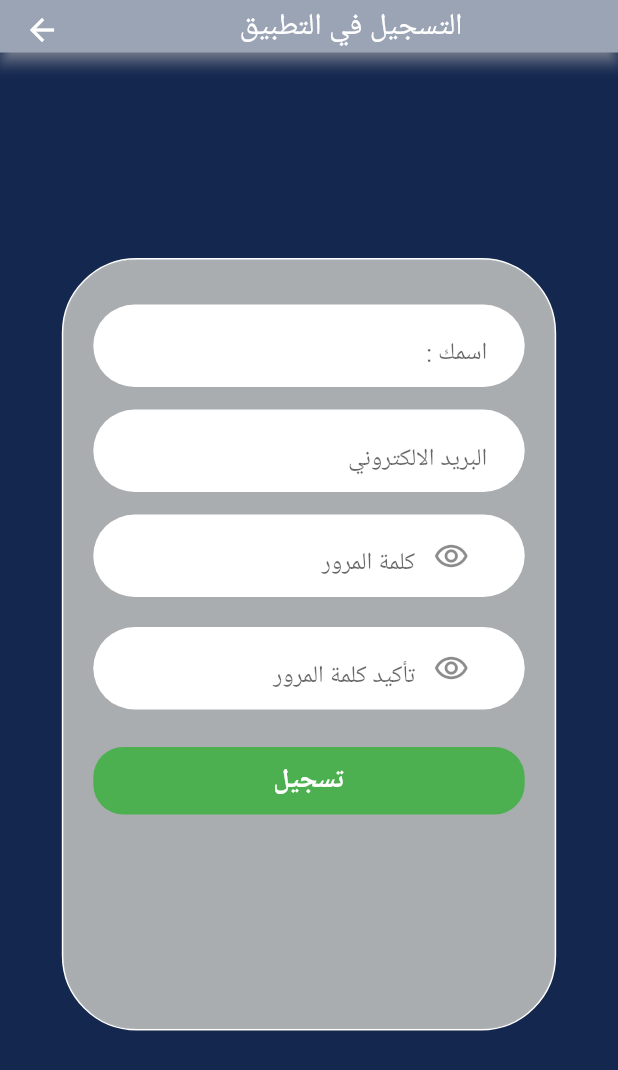
After one commit to ChessXFM/baka, a Flutter app: the SignUpScreen screen opened directly, on a phone screen of 412 x 824 dp. The commit adds this screen. Shown: the top 1070 px of the screen. Run offline on Flutter 3.47's test engine with Material 2 defaults, Android fonts, the phone set to English and light mode, and no system bars; our stand-ins replace firebase_auth, firebase_core; accounts and stored records are empty; network calls fail.

Commit message:
all of all

```diff
--- a/lib/Screens/Signin/widgets/mytextformfield.dart
+++ b/lib/Screens/Signin/widgets/mytextformfield.dart
@@ -4,10 +4,11 @@ Widget myTextFormField(
     {required String hintText,
     String? lable,
     bool? obscureText,
-    Widget? icon}) {
+    Widget? icon,TextEditingController? textEditingController}) {
   return Directionality(
     textDirection: TextDirection.rtl,
     child: TextFormField(
+      controller: textEditingController,
       obscureText: obscureText ?? false,
       decoration: InputDecoration(
           prefixIcon: icon,
--- /dev/null
+++ b/lib/Screens/Signup/signup.dart
@@ -0,0 +1,160 @@
+import 'package:flutter/material.dart';
+import 'package:game/Core/theme_helper.dart';
+
+import '../../Core/constant.dart';
+import '../Signin/widgets/mytextformfield.dart';
+
+class SignUpScreen extends StatelessWidget {
+  static const String routeName = "/Sign up";
+  SignUpScreen({super.key});
+  final TextEditingController usernameController = TextEditingController();
+  final TextEditingController emailController = TextEditingController();
+  final TextEditingController passwordController = TextEditingController();
+
+  @override
+  Widget build(BuildContext context) {
+    return SafeArea(
+      child: Scaffold(
+        resizeToAvoidBottomInset: false,
+        backgroundColor: ThemeHelper.primaryColor,
+        appBar: AppBar(
+          title: const Center(
+            child: Directionality(
+              textDirection: TextDirection.rtl,
+              child: (Text(
+                'التسجيل في التطبيق',
+              )),
+            ),
+          ),
+          toolbarHeight: 35,
+          backgroundColor: ThemeHelper.accentColor,
+          shadowColor: Colors.white,
+        ),
+        body: Center(
+            child: Container(
+          decoration: BoxDecoration(
+              border: Border.all(color: Colors.white),
+              borderRadius: BorderRadius.circular(50),
+              boxShadow: const [
+                BoxShadow(
+                  blurRadius: 2,
+                  blurStyle: BlurStyle.inner,
+                ),
+              ],
+              color: ThemeHelper.otherprimaryColor.withOpacity(0.7)),
+          width: ScreenSizeHelper.mobileScreenWidth(context) * (80 / 100),
+          height: ScreenSizeHelper.mobileScreenHeight(context) / 1.6,
+          child: Column(
+            children: [
+              const SizedBox(height: 30),
+              Padding(
+                padding: const EdgeInsets.symmetric(horizontal: 20.0),
+                child: Container(
+                  height: 55,
+                  decoration: BoxDecoration(
+                    color: Colors.white,
+                    borderRadius: BorderRadius.circular(130),
+                  ),
+                  child: Padding(
+                    padding: const EdgeInsets.symmetric(horizontal: 25),
+                    child: myTextFormField(hintText: "الاسم", lable: 'اسمك :', textEditingController: usernameController,),
+                  ),
+                ),
+              ),
+              const SizedBox(
+                height: 15,
+              ),
+              Padding(
+                padding: const EdgeInsets.symmetric(horizontal: 20.0),
+                child: Container(
+                  height: 55,
+                  decoration: BoxDecoration(
+                    color: Colors.white,
+                    borderRadius: BorderRadius.circular(130),
+                  ),
+                  child: Padding(
+                    padding: const EdgeInsets.symmetric(horizontal: 25),
+                    child: myTextFormField(textEditingController: emailController,
+                        hintText: "example@gmail.com",
+                        lable: 'البريد الالكتروني'),
+                  ),
+                ),
+              ),
+              const SizedBox(
+                height: 15,
+              ),
+              Padding(
+                padding: const EdgeInsets.symmetric(horizontal: 20.0),
+                child: Container(
+                  height: 55,
+                  decoration: BoxDecoration(
+                    color: Colors.white,
+                    borderRadius: BorderRadius.circular(130),
+                  ),
+                  child: Padding(
+                    padding: const EdgeInsets.symmetric(horizontal: 25),
+                    child: myTextFormField(textEditingController: passwordController,
+                        hintText: "كلمة المرور",
+                        lable: 'كلمة المرور',
+                        obscureText: true,
+                        icon: IconButton(
+                          icon: const Icon(Icons.remove_red_eye_outlined),
+                          onPressed: () {},
+                        )),
+                  ),
+                ),
+              ),
+              const SizedBox(
+                height: 20.0,
+              ),
+              Padding(
+                padding: const EdgeInsets.symmetric(horizontal: 20.0),
+                child: Container(
+                  height: 55,
+                  decoration: BoxDecoration(
+                    color: Colors.white,
+                    borderRadius: BorderRadius.circular(130),
+                  ),
+                  child: Padding(
+                    padding: const EdgeInsets.symmetric(horizontal: 25),
+                    child: myTextFormField(
+                        hintText: "تأكيد كلمة المرور",
+                        lable: 'تأكيد كلمة المرور',
+                        obscureText: true,
+                        icon: IconButton(
+                          icon: const Icon(Icons.remove_red_eye_outlined),
+                          onPressed: () {},
+                        )),
+                  ),
+                ),
+              ),
+              const SizedBox(
+                height: 25.0,
+              ),
+              //signupr button
+              Padding(
+                padding: const EdgeInsets.symmetric(horizontal: 20.0),
+                child: Container(
+                  padding: const EdgeInsets.all(10),
+                  decoration: BoxDecoration(
+                    color: Colors.green,
+                    borderRadius: BorderRadius.circular(20),
+                  ),
+                  child: const Center(
+                    child: Text(
+                      'تسجيل',
+                      style: TextStyle(
+                          color: Colors.white,
+                          fontWeight: FontWeight.bold,
+                          fontSize: 18),
+                    ),
+                  ),
+                ),
+              ),
+            ],
+          ),
+        )),
+      ),
+    );
+  }
+}
--- a/pubspec.yaml
+++ b/pubspec.yaml
@@ -35,6 +35,8 @@ dependencies:
   # The following adds the Cupertino Icons font to your application.
   # Use with the CupertinoIcons class for iOS style icons.
   cupertino_icons: ^1.0.2
+  firebase_core: ^2.24.2
+  firebase_auth: ^4.16.0
 
 dev_dependencies:
   flutter_test:
```
Also changed, not shown: lib/Screens/Home/home_screen.dart (added, +20 -0 lines), lib/Screens/Signin/signin.dart (+61 -24 lines), lib/main.dart (+13 -3 lines), firebase.json (added), lib/firebase_options.dart (added), pubspec.lock, 103 other files.
